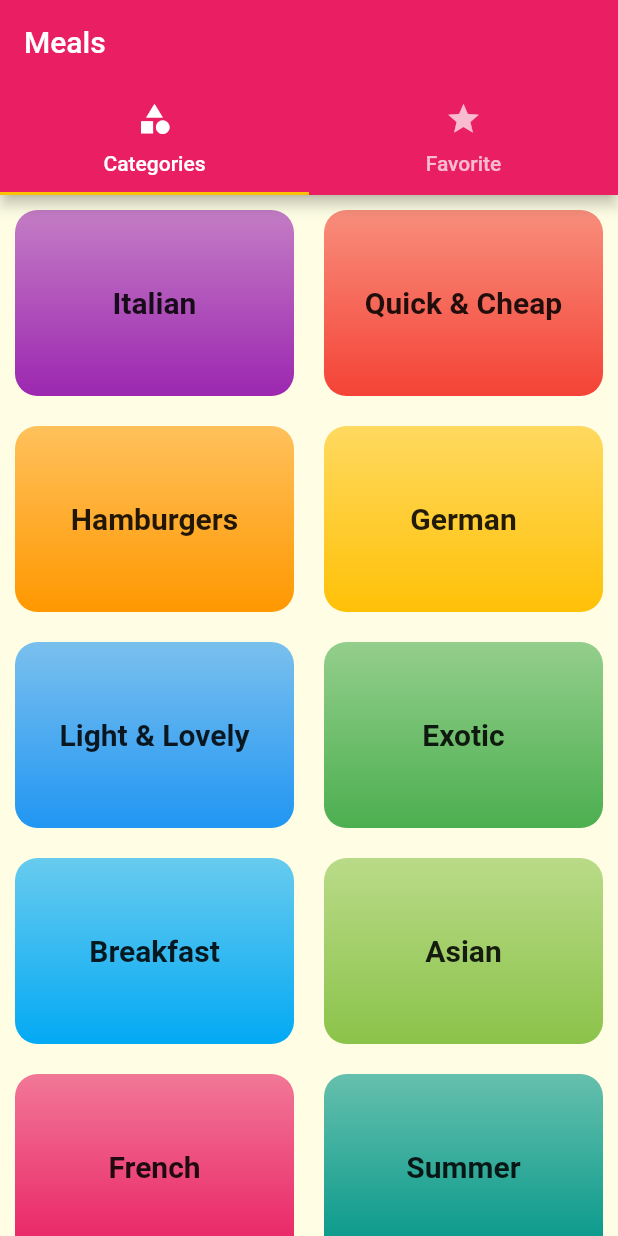
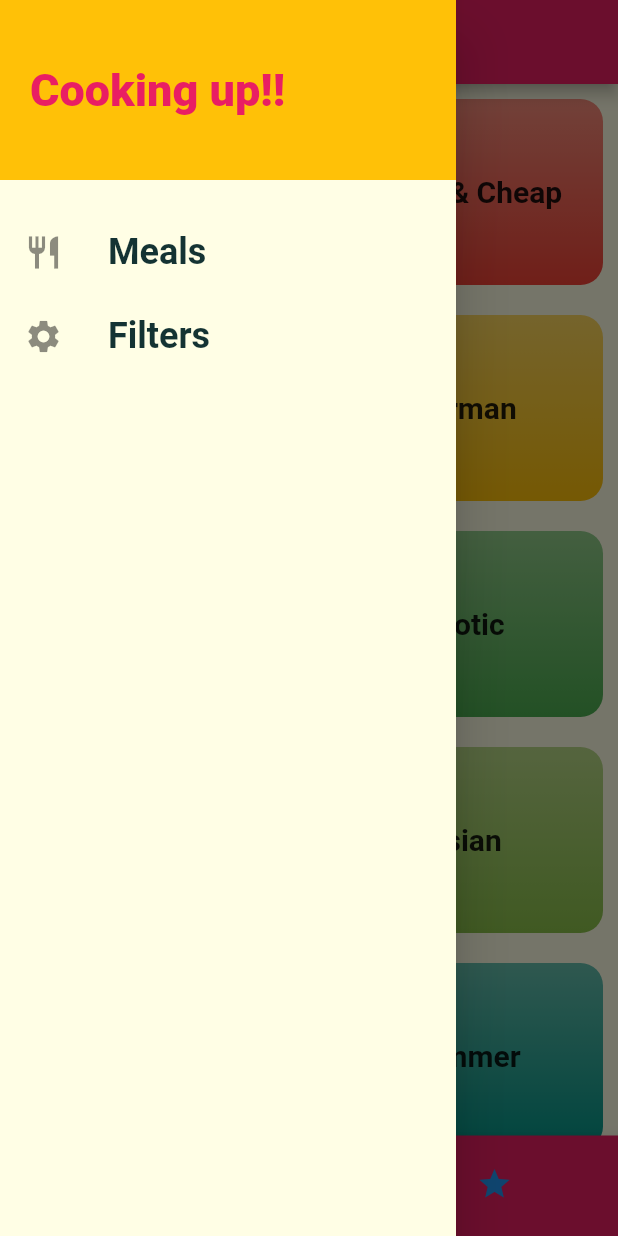
Before and after one commit to ledungcobra/meals_app, a Flutter app: the screen it shows after launch, with the side drawer open (before the commit the screen has no drawer), on a phone screen of 412 x 824 dp. Run offline on Flutter 3.47's test engine with Material 2 defaults, Android fonts, the phone set to English and light mode, and no system bars; Roboto replaces fonts that are missing (Raleway, RobotoCondensed).

Commit message:
Full update app

```diff
--- a/lib/main.dart
+++ b/lib/main.dart
@@ -1,14 +1,58 @@
 import 'package:flutter/cupertino.dart';
 import 'package:flutter/material.dart';
+import 'package:meals_app/dummy_categories.dart';
 import 'package:meals_app/screens/category_meals_screen.dart';
+import 'package:meals_app/screens/filter_screen.dart';
 import 'package:meals_app/screens/meal_detail_screen.dart';
 import 'package:meals_app/screens/tabs_screen.dart';
-import './screens/categories_screen.dart';
+
+import 'models/meal.dart';
 
 void main() => runApp(MyApp());
 
-class MyApp extends StatelessWidget {
+class MyApp extends StatefulWidget {
   // This widget is the root of your application.
+  @override
+  _MyAppState createState() => _MyAppState();
+}
+
+class _MyAppState extends State<MyApp> {
+  Map<String, bool> _filters = {
+    'gluten': false,
+    'lactose': false,
+    'vegan': false,
+    'vegetarian': false
+  };
+  List<Meal> _availableMeals = DUMMY_MEALS;
+  List<Meal> _favoritedMeals = [];
+  void _setFilters(Map<String, bool> filterData) {
+    setState(() {
+      _filters = filterData;
+    });
+    _availableMeals = DUMMY_MEALS.where((item) {
+      if (filterData['gluten'] && !item.isGlutenFree ||
+          filterData['vegan'] && !item.isVegan ||
+          filterData['vegetarian'] && !item.isVegetarian ||
+          filterData['lactose'] && !item.isLactoseFree) {
+        //Exclude gluten food;
+        return false;
+      }
+      return true;
+    }).toList();
+  }
+
+  void _toggleFavorite(String mealId) {
+    int existingIndex = _favoritedMeals.indexWhere((item) => item.id == mealId);
+    setState(() {
+      if (existingIndex == -1) {
+        _favoritedMeals
+            .add(DUMMY_MEALS.firstWhere((item) => item.id == mealId));
+      } else {
+        _favoritedMeals.removeAt(existingIndex);
+      }
+    });
+  }
+
   @override
   Widget build(BuildContext context) {
     return MaterialApp(
@@ -27,18 +71,21 @@ class MyApp extends StatelessWidget {
                 fontFamily: 'RobotoCondensed',
                 fontWeight: FontWeight.bold,
               ))),
-      home: Material(child: TabsScreen()),
+      home: Material(child: TabsScreen(_favoritedMeals)),
       initialRoute: '/',
       routes: {
-
-        CategoryMealsScreen.routeName: (ctx) => CategoryMealsScreen(),
-        MealDetailScreen.routeName:(ctx)=>MealDetailScreen()
+        CategoryMealsScreen.routeName: (ctx) =>
+            CategoryMealsScreen(_availableMeals),
+        MealDetailScreen.routeName: (ctx) => MealDetailScreen(_toggleFavorite,_isMealFavorite),
+        FilterScreen.routeName: (ctx) => FilterScreen(_setFilters, _filters)
       },
-
-      onGenerateRoute: (settings){
-
-        return CupertinoPageRoute(builder: (ctx)=>CategoryMealsScreen());
+      onGenerateRoute: (settings) {
+        return CupertinoPageRoute(
+            builder: (ctx) => CategoryMealsScreen(_availableMeals));
       },
     );
   }
+  bool _isMealFavorite(String id){
+    return _favoritedMeals.any((item)=>item.id == id);
+  }
 }
--- a/lib/screens/tabs_screen.dart
+++ b/lib/screens/tabs_screen.dart
@@ -2,12 +2,15 @@ import 'dart:io';
 
 import 'package:flutter/cupertino.dart';
 import 'package:flutter/material.dart';
+import 'package:meals_app/models/meal.dart';
 import 'package:meals_app/screens/categories_screen.dart';
-import 'package:meals_app/screens/category_meals_screen.dart';
 import 'package:meals_app/screens/favorite_screen.dart';
-import 'package:meals_app/widgets/adaptive_widget.dart';
+import 'package:meals_app/widgets/main_drawer.dart';
 
 class TabsScreen extends StatefulWidget {
+  final List<Meal> favoritedMeals;
+  TabsScreen(this.favoritedMeals);
+
   //TabsScreen({Key key}) : super(key: key);
 
   @override
@@ -15,26 +18,61 @@ class TabsScreen extends StatefulWidget {
 }
 
 class _TabsScreenState extends State<TabsScreen> {
+  List<Map<String, Object>> _listOfWidget;
+  @override
+  void initState() {
+    // TODO: implement initState
+    _listOfWidget = [
+      {'page': CategoriesScreen(), 'title': 'Categories'},
+      {'page': FavoriteScreen(widget.favoritedMeals), 'title': 'Your Favorite'}
+    ];
+    super.initState();
+  }
+
+  int _selectedPageIndex = 0;
+  void _selectPage(int index) {
+    setState(() {
+      _selectedPageIndex = index;
+    });
+  }
+
   @override
   Widget build(BuildContext context) {
-    return DefaultTabController(
-      child: AdaptiveScreen(
-          navBar: AppBar(
-            title: Text('Meals'),
-            bottom: TabBar(
-              tabs: <Widget>[
-                Tab(
-                  icon: Icon(Icons.category),
-                  text: 'Categories',
-                ),
-                Tab(icon: Icon(Icons.star), text: 'Favorite')
-              ],
-            ),
+    return Scaffold(
+      //Using this widget to create drawer
+      drawer: MainDrawer(),
+      body: _listOfWidget[_selectedPageIndex]['page'] as Widget,
+      appBar: appBar(),
+      bottomNavigationBar: BottomNavigationBar(
+        onTap: _selectPage,
+        unselectedItemColor: Colors.blue,
+        currentIndex: _selectedPageIndex,
+        backgroundColor: Theme.of(context).primaryColor,
+        selectedItemColor: Theme.of(context).accentColor,
+        selectedFontSize: 20,
+        unselectedFontSize: 10,
+        type: BottomNavigationBarType.shifting,
+        items: [
+          BottomNavigationBarItem(
+            backgroundColor: Theme.of(context).primaryColor,
+            icon: Icon(Icons.category),
+            title: Text('Categories'),
           ),
-          body: TabBarView(
-            children: <Widget>[CategoriesScreen(), FavoriteScreen()],
-          )),
-      length: 2,
+          BottomNavigationBarItem(
+              backgroundColor: Theme.of(context).primaryColor,
+              icon: Icon(Icons.star),
+              title: Text(
+                'Favorite',
+                style: TextStyle(color: Colors.black),
+              )),
+        ],
+      ),
+    );
+  }
+
+  AppBar appBar() {
+    return AppBar(
+      title: Text(_listOfWidget[_selectedPageIndex]['title'] as String),
     );
   }
 }
--- /dev/null
+++ b/lib/widgets/main_drawer.dart
@@ -0,0 +1,58 @@
+import 'package:flutter/material.dart';
+import 'package:flutter/widgets.dart';
+import 'package:meals_app/screens/filter_screen.dart';
+
+class MainDrawer extends StatelessWidget {
+  @override
+  Widget build(BuildContext context) {
+    return Drawer(
+      child: Column(
+        children: <Widget>[
+          Container(
+            height: 120,
+            width: double.infinity,
+            padding: EdgeInsets.all(20),
+            decoration: BoxDecoration(
+              color: Theme.of(context).accentColor,
+            ),
+            child: Text('Cooking up!!',
+                style: TextStyle(
+                  fontSize: 30,
+                    fontWeight: FontWeight.w900,
+                    color: Theme.of(context).primaryColor)),
+            alignment: Alignment.centerLeft,
+          ),
+          SizedBox(
+            height: 20,
+          ),
+          buildListTile('Meals',Icons.restaurant,(){
+            Navigator.of(context).pushReplacementNamed('/');
+          }),
+          buildListTile('Filters', Icons.settings,(){
+            Navigator.of(context).pushReplacementNamed(FilterScreen.routeName);
+          }),
+
+        ],
+      ),
+    );
+  }
+
+  ListTile buildListTile(String title,IconData icon,Function tapHandler) {
+    return ListTile(
+          leading: Icon(
+            icon,
+            size: 26,
+          ),
+          title: Text(
+            title,
+            style: TextStyle(
+                fontFamily: 'RobotoCondensed',
+                fontSize: 24,
+                fontWeight: FontWeight.w700
+
+                ),
+          ),
+          onTap: tapHandler,
+        );
+  }
+}
```
Also changed, not shown: lib/screens/category_meals_screen.dart (+45 -16 lines), lib/screens/favorite_screen.dart (+31 -3 lines), lib/screens/filter_screen.dart (added, +91 -0 lines), lib/screens/meal_detail_screen.dart (+27 -10 lines), lib/widgets/meal_item.dart (+10 -2 lines).
